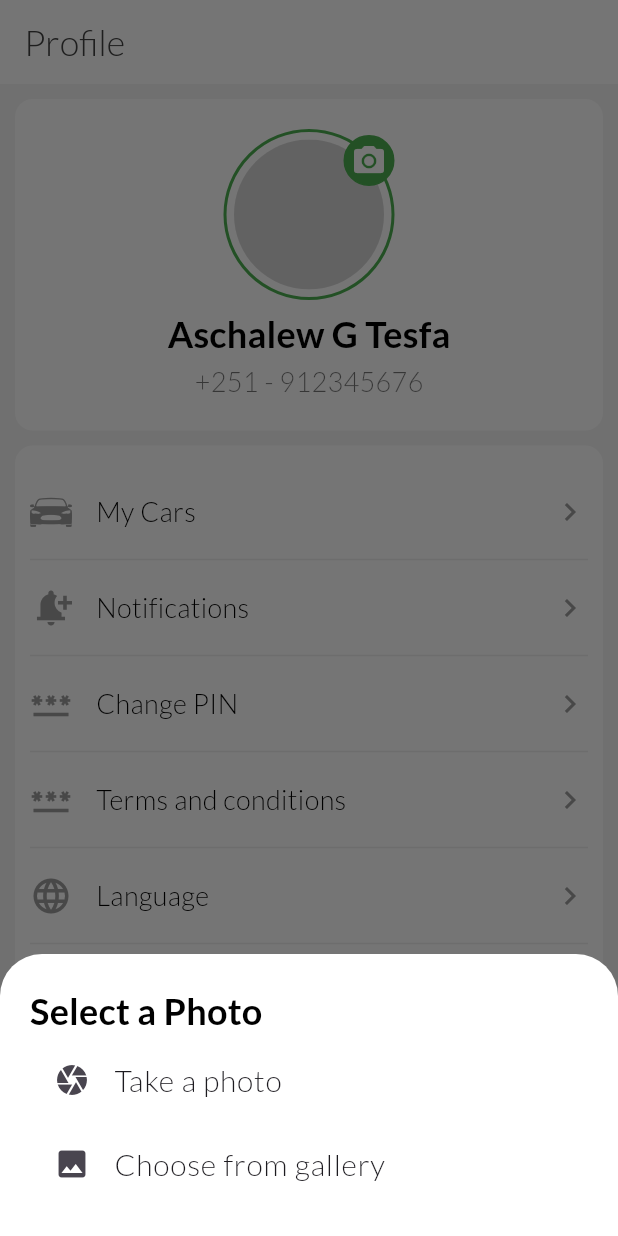
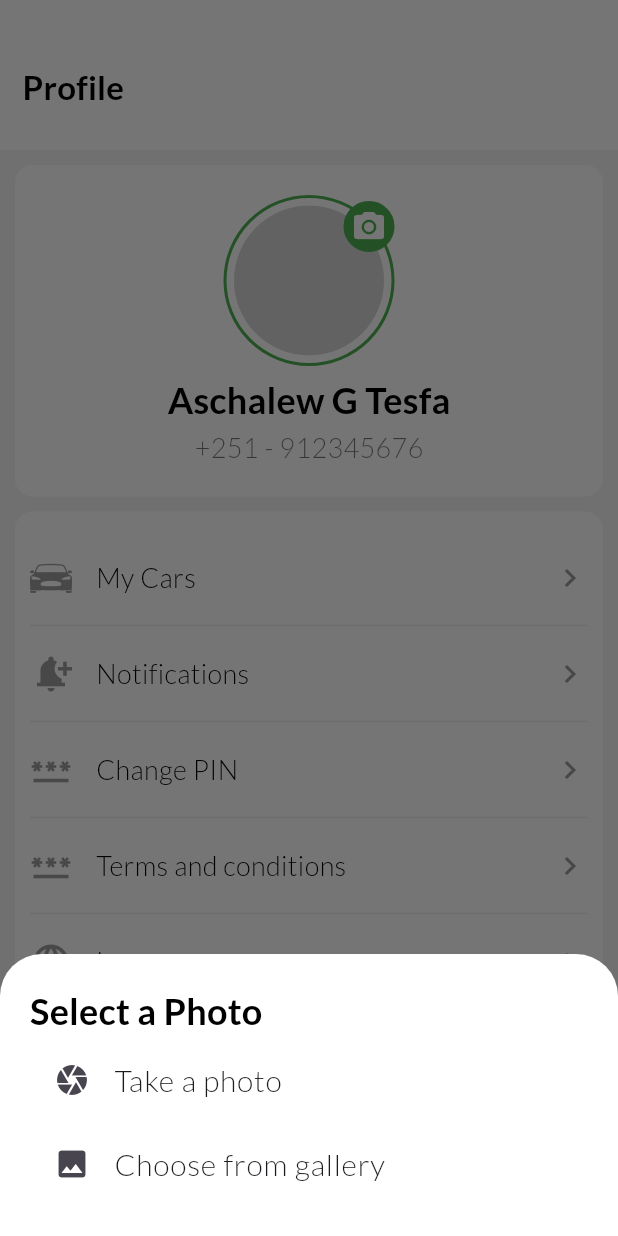
Before and after one commit to Edil-Ayehu/nedaj, a Flutter app: the screen it shows after launch, after a tap on "Welcome", after a tap on the "photo camera" icon, on a phone screen of 412 x 824 dp. Run offline on Flutter 3.47's test engine with Material 3 defaults, Android fonts, the phone set to English and light mode, and no system bars; drawn by our look-alikes of fancy_shimmer_image; our stand-ins replace gap, get, hive, hive_flutter, image_picker, lottie and 2 more; missing offline and left inert: qr_code_scanner; accounts and stored records are empty.

Commit message:
custom appbar created, gallery permission issue solved!

```diff
--- a/lib/export.dart
+++ b/lib/export.dart
@@ -47,3 +47,4 @@ export 'package:nedaj/models/car_model.dart';
 export 'package:nedaj/screens/otp_screen.dart';
 export 'package:nedaj/screens/tips_screen.dart';
 export 'package:nedaj/screens/transaction_details_screen.dart';
+export 'package:nedaj/widgets/custom_app._bar.dart';
--- a/lib/screens/profile_screen.dart
+++ b/lib/screens/profile_screen.dart
@@ -1,8 +1,6 @@
 import 'dart:io';
 import 'package:flutter/cupertino.dart';
-import 'package:image_picker/image_picker.dart';
 import 'package:nedaj/controllers/permission_controller.dart';
-import 'package:get/get.dart';
 import 'package:nedaj/export.dart';
 
 class ProfileScreen extends StatefulWidget {
@@ -23,13 +21,11 @@ class _ProfileScreenState extends State<ProfileScreen> {
   @override
   Widget build(BuildContext context) {
     return Scaffold(
-      appBar: AppBar(
-        title: Text(
-          'profile'.tr,
-          textScaler: TextScaler.linear(1),
-        ),
-      ),
-      body: SingleChildScrollView(
+      body: Column(
+        children: [
+          CustomAppBar(title: 'profile'.tr, height: 100),
+          Expanded(
+            child: SingleChildScrollView(
               child: Container(
                 decoration: BoxDecoration(
                   color: Colors.grey.shade100,
@@ -45,6 +41,9 @@ class _ProfileScreenState extends State<ProfileScreen> {
                   ],
                 ),
               ),
+            ),
+          ),
+        ],
       ),
     );
   }
@@ -344,25 +343,6 @@ class _ProfileScreenState extends State<ProfileScreen> {
     }
   }
 
-  // Show permission denied dialog
-  // void _showPermissionDeniedDialog(BuildContext context) {
-  //   showDialog(
-  //     context: context,
-  //     builder: (BuildContext context) {
-  //       return AlertDialog(
-  //         title: Text('Permission Denied'),
-  //         content: Text('Please enable camera permission from settings.'),
-  //         actions: [
-  //           TextButton(
-  //             onPressed: () => Navigator.of(context).pop(),
-  //             child: Text('OK'),
-  //           ),
-  //         ],
-  //       );
-  //     },
-  //   );
-  // }
-
   void _showPermissionDeniedDialog() {
     showDialog(
       context: context,
@@ -413,11 +393,7 @@ class _ProfileScreenState extends State<ProfileScreen> {
       }
     } else {
       // Handle case where permission is denied
-      ScaffoldMessenger.of(context).showSnackBar(
-        SnackBar(
-          content: Text("Gallery permission denied"),
-        ),
-      );
+      _showPermissionDeniedDialog();
     }
   }
 }
--- a/lib/screens/transactions_screen.dart
+++ b/lib/screens/transactions_screen.dart
@@ -11,22 +11,21 @@ class TransactionsScreen extends StatelessWidget {
 
     return Scaffold(
       backgroundColor: Colors.grey.shade100,
-      appBar: AppBar(
-        title: Text(
-          'transactions'.tr,
-          textScaler: TextScaler.linear(1),
-        ),
-      ),
-      body: Container(
+      body: Column(
+        children: [
+          CustomAppBar(title: 'transactions'.tr, height: 100),
+          Expanded(
+            child: SingleChildScrollView(
+              child: Container(
                 decoration: BoxDecoration(
                   color: Colors.grey.shade100,
                 ),
-        child: SingleChildScrollView(
                 child: Column(
                   children: [
                     SizedBox(height: 20),
                     Container(
-                padding: EdgeInsets.symmetric(horizontal: 10, vertical: 14),
+                      padding:
+                          EdgeInsets.symmetric(horizontal: 10, vertical: 14),
                       margin: EdgeInsets.symmetric(horizontal: 10),
                       decoration: BoxDecoration(
                         color: Colors.white,
@@ -63,6 +62,9 @@ class TransactionsScreen extends StatelessWidget {
                 ),
               ),
             ),
+          ),
+        ],
+      ),
     );
   }
 }
--- /dev/null
+++ b/lib/widgets/custom_app._bar.dart
@@ -0,0 +1,58 @@
+import 'package:nedaj/export.dart';
+
+class CustomAppBar extends StatelessWidget {
+  final String title;
+  final Color backgroundColor;
+  final Color textColor;
+  final double height;
+  final bool centerTitle;
+
+  const CustomAppBar({
+    super.key,
+    required this.title,
+    this.backgroundColor = Colors.white,
+    this.textColor = Colors.black,
+    required this.height,
+    this.centerTitle = false,
+  });
+
+  @override
+  Widget build(BuildContext context) {
+    return Container(
+      height: height,
+      width: double.infinity,
+      padding: const EdgeInsets.only(left: 15.0, top: 16),
+      color: backgroundColor,
+      child: Row(
+        mainAxisAlignment: MainAxisAlignment.spaceBetween,
+        children: [
+          Flexible(
+            child: Row(
+              children: [
+                centerTitle
+                    ? IconButton(
+                        onPressed: () {
+                          Get.back();
+                        },
+                        icon: Icon(Icons.arrow_back, color: Colors.black),
+                      )
+                    : SizedBox.shrink(),
+                centerTitle ? Spacer(flex: 2) : SizedBox.shrink(),
+                Text(
+                  title,
+                  textScaler: TextScaler.linear(1),
+                  style: Theme.of(context).textTheme.titleMedium!.copyWith(
+                        color: textColor,
+                        fontWeight: FontWeight.bold,
+                        fontSize: 22,
+                      ),
+                ),
+                centerTitle ? Spacer(flex: 3) : SizedBox.shrink(),
+              ],
+            ),
+          ),
+        ],
+      ),
+    );
+  }
+}
```
Also changed, not shown: lib/screens/change_pin_screen.dart (+5 -7 lines), lib/screens/notifications_screen.dart (+5 -6 lines), lib/screens/otp_screen.dart (+4 -6 lines), lib/screens/terms_and_conditions_screen.dart (+6 -7 lines), lib/screens/tips_screen.dart (+5 -7 lines), lib/screens/transaction_details_screen.dart (+8 -6 lines). Lines whose indentation alone changed are shown as unchanged.
